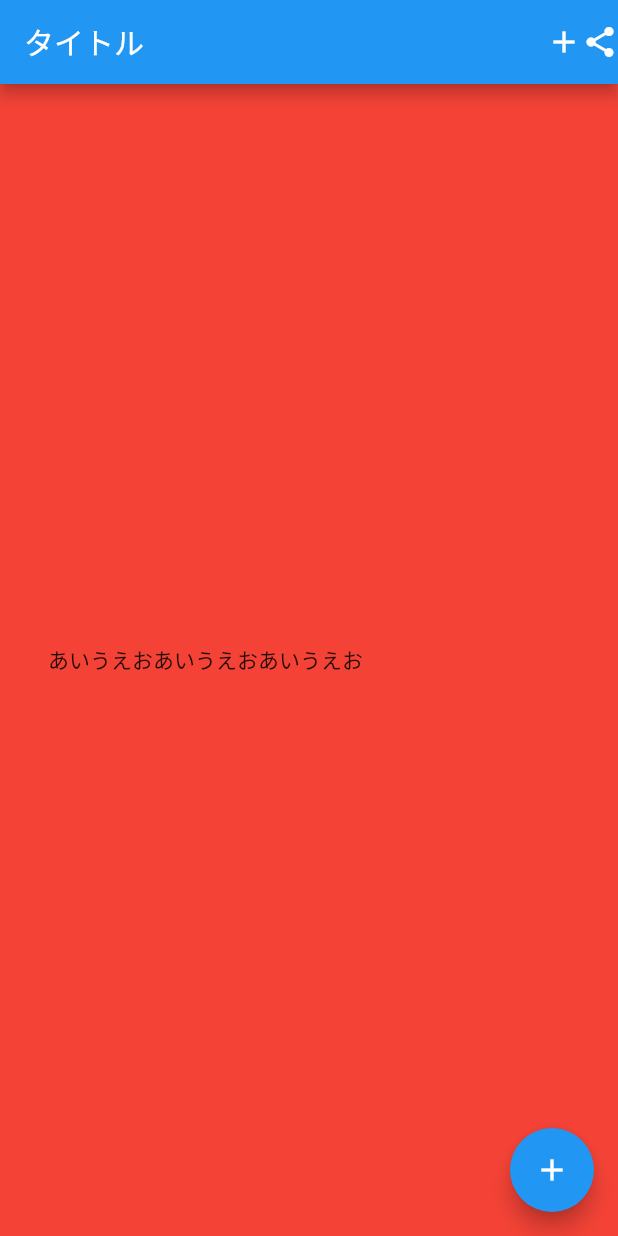
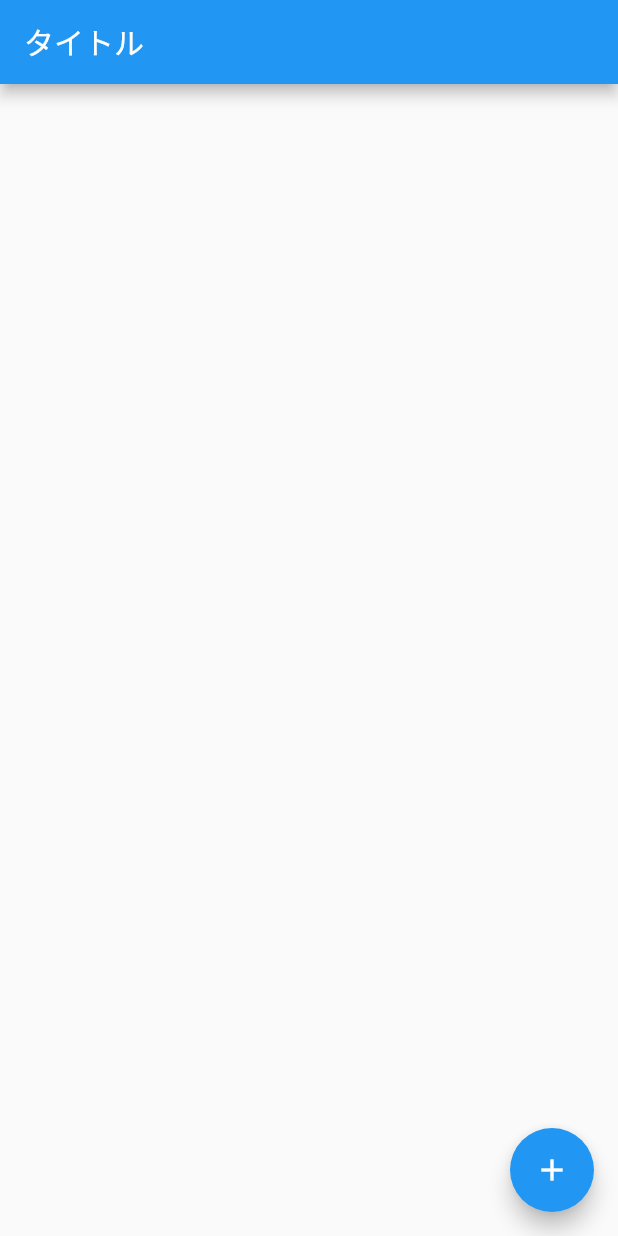
Before and after one commit to foo7print/sandbox-flutter, a Flutter app: the screen it shows after launch, on a phone screen of 412 x 824 dp. Run offline on Flutter 3.47's test engine with Material 2 defaults, Android fonts, the phone set to English and light mode, and no system bars.

Commit message:
reset appBar and body

```diff
--- a/lib/main.dart
+++ b/lib/main.dart
@@ -42,23 +42,9 @@ class _MyHomePageState extends State<MyHomePage> {
     return Scaffold(
       appBar: AppBar(
         title: const Text('タイトル'),
-        actions: const <Widget>[
-          Icon(Icons.add),
-          Icon(Icons.share),
-        ],
       ),
-      body: Container(
-        height: double.infinity,
-        color: Colors.red,
-        child: Padding(
-          padding: const EdgeInsets.all(32.0),
-          child: Row(
-            children: const <Widget>[
-            Text('あいうえお'),
-            Text('あいうえお'),
-            Text('あいうえお'),
-          ]),
-        ),
+      body: Center(
+        child: Container(),
       ),
       floatingActionButton: FloatingActionButton(
         onPressed: _incrementCounter,
```
